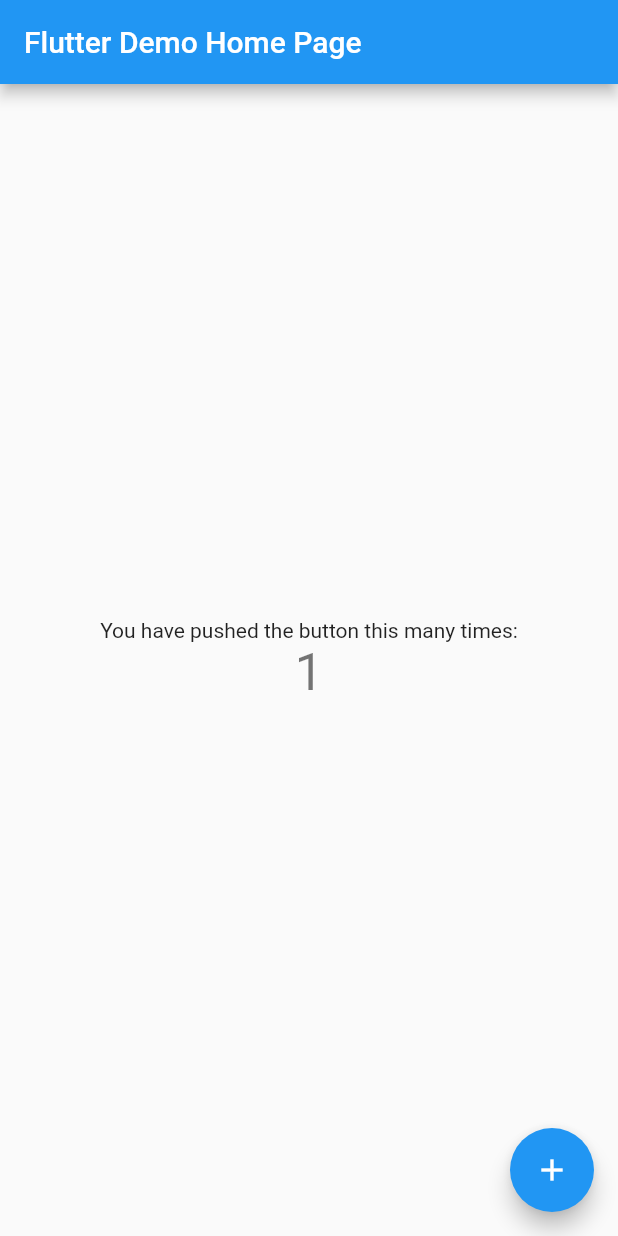
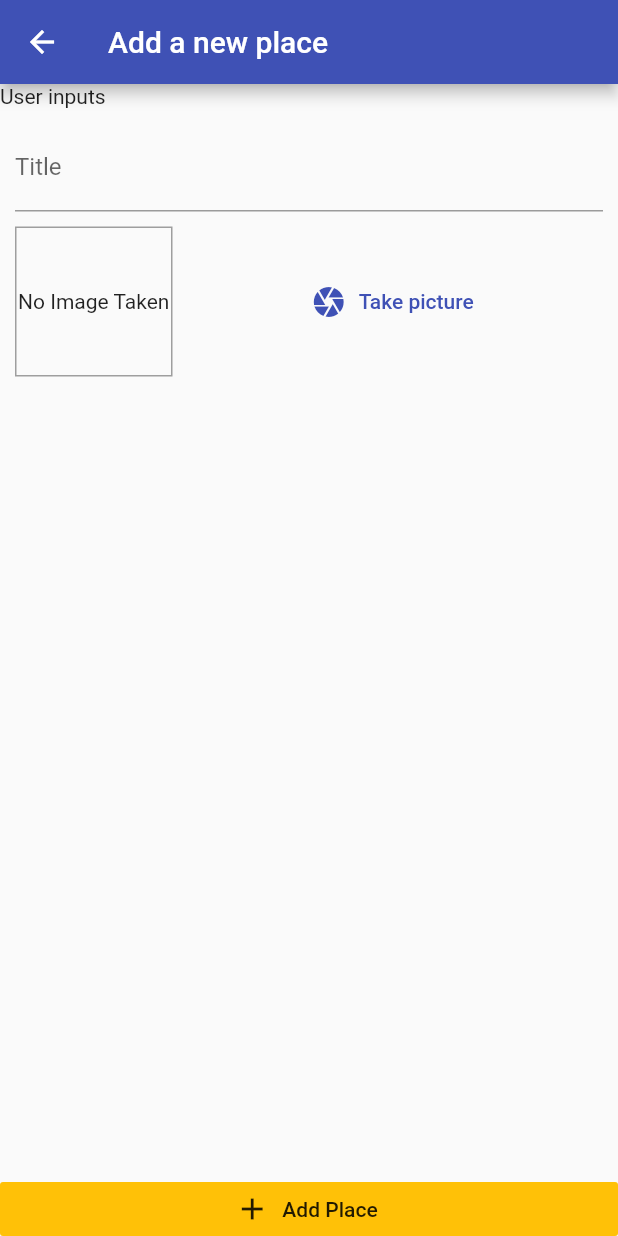
Before and after one commit to cgustav/great_places, a Flutter app: the screen it shows after launch, after a tap on the "add" icon, on a phone screen of 412 x 824 dp. Run offline on Flutter 3.47's test engine with Material 2 defaults, Android fonts, the phone set to English and light mode, and no system bars; our stand-ins replace image_picker.

Commit message:
getting camera permissions & storing photos

```diff
--- a/lib/main.dart
+++ b/lib/main.dart
@@ -1,111 +1,26 @@
 import 'package:flutter/material.dart';
+import 'package:great_places/providers/great_places.dart';
+import 'package:great_places/screens/add_place_screen.dart';
+import 'package:great_places/screens/places_list_screen.dart';
+import 'package:provider/provider.dart';
 
 void main() => runApp(MyApp());
 
 class MyApp extends StatelessWidget {
-  // This widget is the root of your application.
   @override
   Widget build(BuildContext context) {
-    return MaterialApp(
-      title: 'Flutter Demo',
-      theme: ThemeData(
-        // This is the theme of your application.
-        //
-        // Try running your application with "flutter run". You'll see the
-        // application has a blue toolbar. Then, without quitting the app, try
-        // changing the primarySwatch below to Colors.green and then invoke
-        // "hot reload" (press "r" in the console where you ran "flutter run",
-        // or simply save your changes to "hot reload" in a Flutter IDE).
-        // Notice that the counter didn't reset back to zero; the application
-        // is not restarted.
-        primarySwatch: Colors.blue,
+    return ChangeNotifierProvider.value(
+      value: GreatPlaces(),
+      child: MaterialApp(
+        title: 'Great Places',
+        theme:
+            ThemeData(primarySwatch: Colors.indigo, accentColor: Colors.amber),
+        //home: MyHomePage(title: 'Flutter Demo Home Page'),
+        home: PlacesListScreen(),
+        routes: {
+          AddPlaceScreen.routeName: (BuildContext ctx) => AddPlaceScreen()
+        },
       ),
-      home: MyHomePage(title: 'Flutter Demo Home Page'),
     );
   }
 }
-
-class MyHomePage extends StatefulWidget {
-  MyHomePage({Key key, this.title}) : super(key: key);
-
-  // This widget is the home page of your application. It is stateful, meaning
-  // that it has a State object (defined below) that contains fields that affect
-  // how it looks.
-
-  // This class is the configuration for the state. It holds the values (in this
-  // case the title) provided by the parent (in this case the App widget) and
-  // used by the build method of the State. Fields in a Widget subclass are
-  // always marked "final".
-
-  final String title;
-
-  @override
-  _MyHomePageState createState() => _MyHomePageState();
-}
-
-class _MyHomePageState extends State<MyHomePage> {
-  int _counter = 0;
-
-  void _incrementCounter() {
-    setState(() {
-      // This call to setState tells the Flutter framework that something has
-      // changed in this State, which causes it to rerun the build method below
-      // so that the display can reflect the updated values. If we changed
-      // _counter without calling setState(), then the build method would not be
-      // called again, and so nothing would appear to happen.
-      _counter++;
-    });
-  }
-
-  @override
-  Widget build(BuildContext context) {
-    // This method is rerun every time setState is called, for instance as done
-    // by the _incrementCounter method above.
-    //
-    // The Flutter framework has been optimized to make rerunning build methods
-    // fast, so that you can just rebuild anything that needs updating rather
-    // than having to individually change instances of widgets.
-    return Scaffold(
-      appBar: AppBar(
-        // Here we take the value from the MyHomePage object that was created by
-        // the App.build method, and use it to set our appbar title.
-        title: Text(widget.title),
-      ),
-      body: Center(
-        // Center is a layout widget. It takes a single child and positions it
-        // in the middle of the parent.
-        child: Column(
-          // Column is also a layout widget. It takes a list of children and
-          // arranges them vertically. By default, it sizes itself to fit its
-          // children horizontally, and tries to be as tall as its parent.
-          //
-          // Invoke "debug painting" (press "p" in the console, choose the
-          // "Toggle Debug Paint" action from the Flutter Inspector in Android
-          // Studio, or the "Toggle Debug Paint" command in Visual Studio Code)
-          // to see the wireframe for each widget.
-          //
-          // Column has various properties to control how it sizes itself and
-          // how it positions its children. Here we use mainAxisAlignment to
-          // center the children vertically; the main axis here is the vertical
-          // axis because Columns are vertical (the cross axis would be
-          // horizontal).
-          mainAxisAlignment: MainAxisAlignment.center,
-          children: <Widget>[
-            Text(
-              'You have pushed the button this many times:',
-            ),
-            Text(
-              '$_counter',
-              style: Theme.of(context).textTheme.display1,
-            ),
-          ],
-        ),
-      ),
-      floatingActionButton: FloatingActionButton(
-        onPressed: _incrementCounter,
-        tooltip: 'Increment',
-        child: Icon(Icons.add),
-      ), // This trailing comma makes auto-formatting nicer for build methods.
-    );
-  }
-}
--- /dev/null
+++ b/lib/models/place.dart
@@ -0,0 +1,28 @@
+import 'package:flutter/foundation.dart';
+import 'dart:io';
+
+class PlaceLocation {
+  final double latitude;
+  final double longitude;
+  final String address;
+
+  PlaceLocation(
+    @required this.latitude,
+    @required this.longitude,
+    this.address,
+  );
+}
+
+class Place {
+  final String id;
+  final String title;
+  final PlaceLocation location;
+  final File image;
+
+  Place({
+    @required this.id,
+    @required this.title,
+    @required this.location,
+    @required this.image,
+  });
+}
--- /dev/null
+++ b/lib/providers/great_places.dart
@@ -0,0 +1,19 @@
+import 'package:flutter/foundation.dart';
+import 'package:great_places/models/place.dart';
+import 'dart:io';
+
+class GreatPlaces with ChangeNotifier {
+  List<Place> _items = [];
+  List<Place> get items => List.from(_items);
+
+  addPlace({String pickedTitle, File pickedImage}) {
+    final newPlace = Place(
+        id: DateTime.now().toString(),
+        title: pickedTitle,
+        image: pickedImage,
+        location: null);
+
+    _items.add(newPlace);
+    notifyListeners();
+  }
+}
--- /dev/null
+++ b/lib/screens/add_place_screen.dart
@@ -0,0 +1,85 @@
+import 'package:flutter/material.dart';
+import 'package:great_places/providers/great_places.dart';
+import 'package:great_places/widgets/image_input.dart';
+import 'dart:io';
+
+import 'package:provider/provider.dart';
+
+class AddPlaceScreen extends StatefulWidget {
+  // AppPlaceScreen({Key key}) : super(key: key);
+  static const String routeName = '/add-place';
+
+  @override
+  _AddPlaceScreenState createState() => _AddPlaceScreenState();
+}
+
+class _AddPlaceScreenState extends State<AddPlaceScreen> {
+  TextEditingController _titleController;
+  File _pickedImage;
+  @override
+  void initState() {
+    _titleController = TextEditingController(text: '');
+
+    // TODO: implement initState
+    super.initState();
+  }
+
+  void _selectImage(File pickedImage) {
+    _pickedImage = pickedImage;
+  }
+
+  void _savePlace() {
+    if (_titleController.text.isEmpty || _pickedImage == null) return;
+    Provider.of<GreatPlaces>(context, listen: false).addPlace(
+        pickedTitle: _titleController.text, pickedImage: _pickedImage);
+    Navigator.of(context).pop();
+  }
+
+  @override
+  Widget build(BuildContext context) {
+    return Scaffold(
+      appBar: AppBar(
+        title: Text('Add a new place'),
+      ),
+      body: Column(
+        mainAxisAlignment: MainAxisAlignment.spaceBetween,
+        crossAxisAlignment: CrossAxisAlignment.stretch,
+        children: <Widget>[
+          Text('User inputs'),
+          //Form(),
+          Expanded(
+              child: SingleChildScrollView(
+            child: Padding(
+              padding: EdgeInsets.all(10),
+              child: Column(
+                children: <Widget>[
+                  TextField(
+                    decoration: InputDecoration(labelText: 'Title'),
+                    controller: _titleController,
+                  ),
+                  SizedBox(
+                    height: 10,
+                  ),
+                  ImageInput(
+                    onSelectImage: _selectImage,
+                  ),
+                  // TextField(),
+                  // TextField(),
+                ],
+              ),
+            ),
+          )),
+          RaisedButton.icon(
+            elevation: 0,
+            materialTapTargetSize: MaterialTapTargetSize.shrinkWrap,
+            icon: Icon(Icons.add),
+            label: Text('Add Place'),
+            color: Theme.of(context).accentColor,
+            onPressed: _savePlace,
+          )
+        ],
+      ),
+      //child: ,
+    );
+  }
+}
--- /dev/null
+++ b/lib/screens/places_list_screen.dart
@@ -0,0 +1,45 @@
+import 'package:flutter/material.dart';
+import 'package:great_places/providers/great_places.dart';
+import 'package:great_places/screens/add_place_screen.dart';
+import 'package:provider/provider.dart';
+
+class PlacesListScreen extends StatelessWidget {
+  const PlacesListScreen({Key key}) : super(key: key);
+
+  @override
+  Widget build(BuildContext context) {
+    return Scaffold(
+        appBar: AppBar(
+          title: Text('Your places'),
+          actions: <Widget>[
+            IconButton(
+              icon: Icon(Icons.add),
+              onPressed: () {
+                Navigator.of(context).pushNamed(AddPlaceScreen.routeName);
+              },
+            )
+          ],
+        ),
+        body: Consumer<GreatPlaces>(
+          builder: (BuildContext ctx, GreatPlaces greatPlaces, Widget ch) =>
+              greatPlaces.items.length <= 0
+                  ? ch
+                  : ListView.builder(
+                      itemCount: greatPlaces.items.length,
+                      itemBuilder: (ctxe, i) => ListTile(
+                        leading: CircleAvatar(
+                          backgroundImage:
+                              FileImage(greatPlaces.items[i].image),
+                        ),
+                        title: Text(greatPlaces.items[i].title),
+                        onTap: () {
+                          //place detail...
+                        },
+                      ),
+                    ),
+          child: Center(
+            child: const Text('Got no places yet, start adding some!'),
+          ),
+        ));
+  }
+}
--- /dev/null
+++ b/lib/widgets/image_input.dart
@@ -0,0 +1,106 @@
+import 'package:flutter/material.dart';
+import 'dart:io';
+import 'package:image_picker/image_picker.dart';
+import 'package:path/path.dart' as path;
+import 'package:path_provider/path_provider.dart' as sysPaths;
+
+class ImageInput extends StatefulWidget {
+  // ImageInput({Key key}) : super(key: key);
+
+  final Function onSelectImage;
+
+  ImageInput({this.onSelectImage});
+
+  @override
+  _ImageInputState createState() => _ImageInputState();
+}
+
+class _ImageInputState extends State<ImageInput> {
+  File _storedImage;
+
+  Future<void> _takePicture() async {
+    final imageFile = await ImagePicker.pickImage(
+      source: ImageSource.camera,
+      maxWidth: 600,
+    );
+
+    setState(() {
+      _storedImage = imageFile;
+    });
+
+    /* About our app path for storing data
+    Both in android and iOS we have certain
+    restrictions about where and how we should
+    store files in the host device.
+
+    This because possible security issues.
+
+    When we are calling getApplicationDocumentsDirectory()
+    method we actually are getting the default
+    path assigned to our application by the
+    host system.
+
+    When we are calling getTemporaryDirectory()
+    method we actually are getting the path
+    to a temp directory which will be cleaned
+    by the system after an amount of time.
+    So this is not very recommended in cases
+    where you need to store persistent/relevant
+    data locally.
+     */
+
+    final appDirectory = await sysPaths.getApplicationDocumentsDirectory();
+    //Getting the default image name
+    //assigned by the system, including
+    //the extension.
+    final fileName = path.basename(imageFile.path);
+    //writing file on the device
+    final savedImage = await imageFile.copy('${appDirectory.path}/$fileName');
+
+    widget.onSelectImage();
+  }
+
+  @override
+  void initState() {
+    // TODO: implement initState
+    super.initState();
+  }
+
+  @override
+  Widget build(BuildContext context) {
+    return Row(
+      children: <Widget>[
+        Container(
+          height: 100,
+          width: 105,
+          alignment: Alignment.center,
+          decoration:
+              BoxDecoration(border: Border.all(width: 1, color: Colors.grey)),
+          child: _storedImage != null
+              ? Image.file(
+                  _storedImage,
+                  fit: BoxFit.cover,
+                  width: double.infinity,
+                )
+              : Text(
+                  'No Image Taken',
+                  textAlign: TextAlign.center,
+                ),
+        ),
+        SizedBox(
+          width: 10,
+        ),
+        Expanded(
+          child: FlatButton.icon(
+            icon: Icon(Icons.camera),
+            label: Text(
+              'Take picture',
+            ),
+            textColor: Theme.of(context).primaryColor,
+            onPressed: _takePicture,
+          ),
+        )
+      ],
+    );
+  }
+}
--- a/pubspec.yaml
+++ b/pubspec.yaml
@@ -20,9 +20,12 @@ dependencies:
   flutter:
     sdk: flutter
 
+  provider: ^3.2.0
   # The following adds the Cupertino Icons font to your application.
   # Use with the CupertinoIcons class for iOS style icons.
   cupertino_icons: ^0.1.2
+  image_picker: ^0.6.2+1
+  path_provider: ^1.4.5
 
 dev_dependencies:
   flutter_test:
```
Also changed, not shown: lib/screens/place_detail_screen.dart (added), pubspec.lock, 8 other files.
